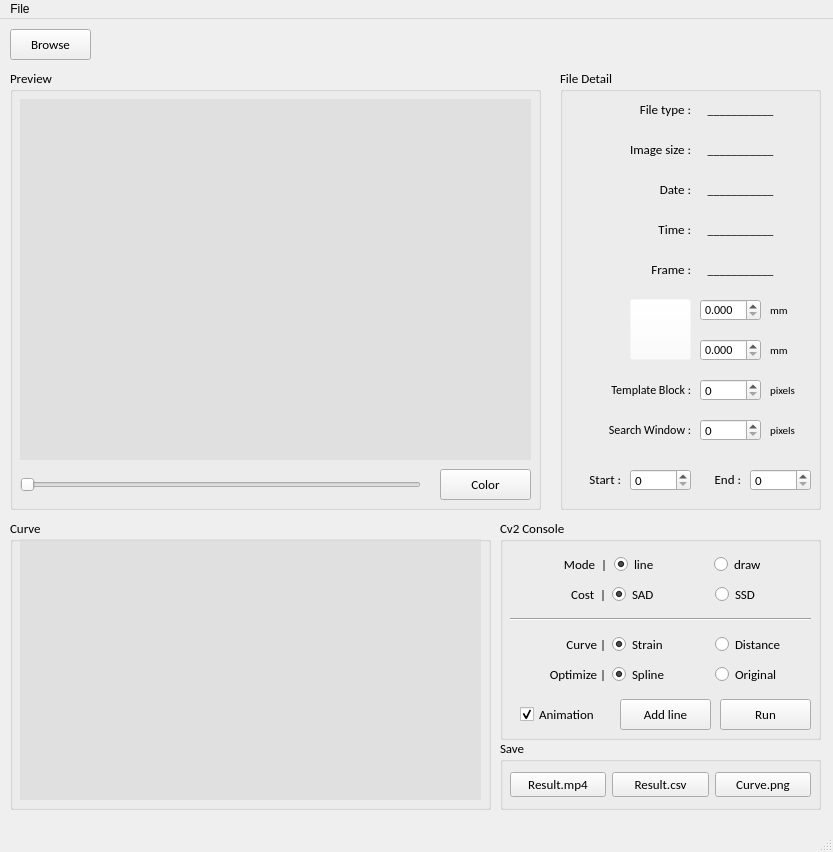
This is tool/main.ui in doraduan12/Speckle_Tracking as Qt 5 draws it before an edit. The edited form follows.
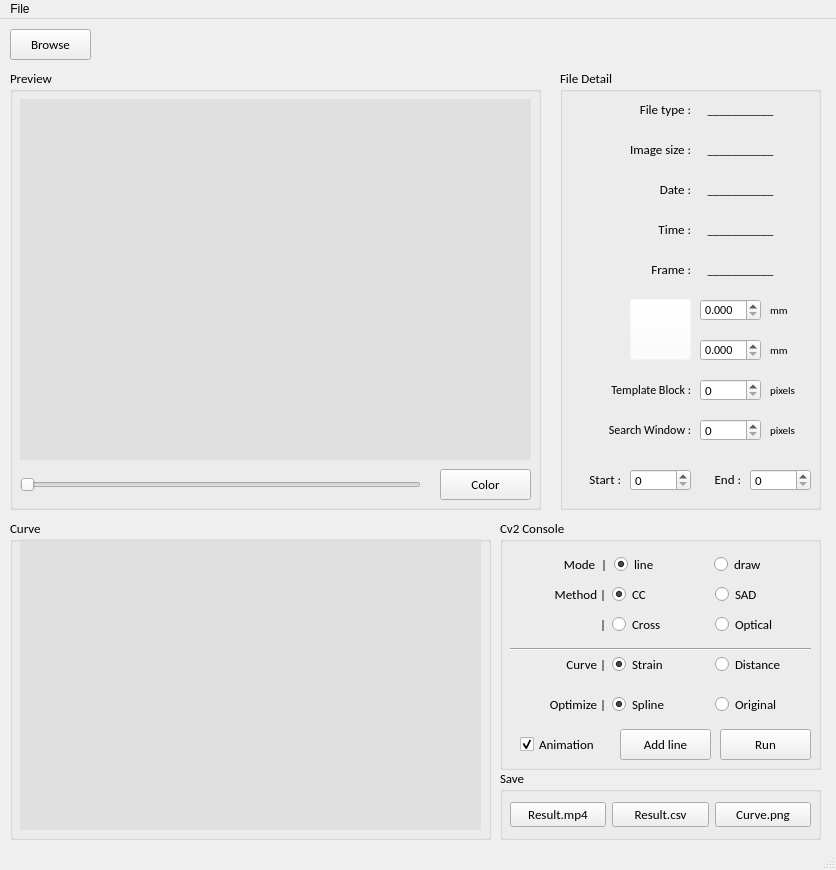
This is the edited form.

Commit message: 20200611 07:20 1. 新增 Correlation coefficient 2. 新增 Cross correlation 3. 新增 Optical flow

```diff
--- a/tool/main.ui
+++ b/tool/main.ui
@@ -6,8 +6,8 @@
    <rect>
     <x>0</x>
     <y>0</y>
-    <width>833</width>
-    <height>852</height>
+    <width>836</width>
+    <height>870</height>
    </rect>
   </property>
   <property name="windowTitle">
@@ -696,7 +696,7 @@
       <x>10</x>
       <y>500</y>
       <width>481</width>
-      <height>291</height>
+      <height>321</height>
      </rect>
     </property>
     <property name="font">
@@ -714,7 +714,7 @@
        <x>10</x>
        <y>20</y>
        <width>461</width>
-       <height>261</height>
+       <height>291</height>
       </rect>
      </property>
      <property name="font">
@@ -845,7 +845,7 @@
       <x>500</x>
       <y>500</y>
       <width>321</width>
-      <height>221</height>
+      <height>251</height>
      </rect>
     </property>
     <property name="font">
@@ -861,7 +861,7 @@
      <property name="geometry">
       <rect>
        <x>220</x>
-       <y>180</y>
+       <y>210</y>
        <width>91</width>
        <height>31</height>
       </rect>
@@ -953,13 +953,31 @@
       <item>
        <widget class="QLabel" name="label_model_3">
         <property name="text">
-         <string>Cost  |</string>
+         <string>Method |</string>
         </property>
         <property name="alignment">
          <set>Qt::AlignRight|Qt::AlignTrailing|Qt::AlignVCenter</set>
         </property>
        </widget>
       </item>
+      <item>
+       <widget class="QRadioButton" name="radioButton_CC">
+        <property name="font">
+         <font>
+          <pointsize>10</pointsize>
+         </font>
+        </property>
+        <property name="text">
+         <string>CC</string>
+        </property>
+        <property name="checked">
+         <bool>true</bool>
+        </property>
+        <attribute name="buttonGroup">
+         <string notr="true">buttonGroup</string>
+        </attribute>
+       </widget>
+      </item>
       <item>
        <widget class="QRadioButton" name="radioButton_SAD">
         <property name="font">
@@ -971,20 +989,11 @@
          <string>SAD</string>
         </property>
         <property name="checked">
-         <bool>true</bool>
+         <bool>false</bool>
         </property>
-       </widget>
-      </item>
-      <item>
-       <widget class="QRadioButton" name="radioButton_SSD">
-        <property name="font">
-         <font>
-          <pointsize>10</pointsize>
-         </font>
-        </property>
-        <property name="text">
-         <string>SSD</string>
-        </property>
+        <attribute name="buttonGroup">
+         <string notr="true">buttonGroup</string>
+        </attribute>
        </widget>
       </item>
      </layout>
@@ -996,7 +1005,7 @@
      <property name="geometry">
       <rect>
        <x>20</x>
-       <y>180</y>
+       <y>210</y>
        <width>121</width>
        <height>31</height>
       </rect>
@@ -1008,27 +1017,11 @@
       <bool>true</bool>
      </property>
     </widget>
-    <widget class="QLabel" name="label_NULL">
-     <property name="geometry">
-      <rect>
-       <x>10</x>
-       <y>60</y>
-       <width>74</width>
-       <height>29</height>
-      </rect>
-     </property>
-     <property name="text">
-      <string/>
-     </property>
-     <property name="alignment">
-      <set>Qt::AlignRight|Qt::AlignTrailing|Qt::AlignVCenter</set>
-     </property>
-    </widget>
     <widget class="Line" name="line">
      <property name="geometry">
       <rect>
        <x>10</x>
-       <y>90</y>
+       <y>120</y>
        <width>301</width>
        <height>21</height>
       </rect>
@@ -1041,9 +1034,9 @@
      <property name="geometry">
       <rect>
        <x>10</x>
-       <y>100</y>
+       <y>130</y>
        <width>301</width>
-       <height>111</height>
+       <height>141</height>
       </rect>
      </property>
      <property name="currentIndex">
@@ -1054,7 +1047,7 @@
        <property name="geometry">
         <rect>
          <x>0</x>
-         <y>10</y>
+         <y>0</y>
          <width>301</width>
          <height>31</height>
         </rect>
@@ -1201,6 +1194,64 @@
       </widget>
      </widget>
     </widget>
+    <widget class="QWidget" name="horizontalLayoutWidget_17">
+     <property name="geometry">
+      <rect>
+       <x>10</x>
+       <y>90</y>
+       <width>301</width>
+       <height>31</height>
+      </rect>
+     </property>
+     <layout class="QHBoxLayout" name="horizontalLayout_cost_4">
+      <item>
+       <widget class="QLabel" name="label_model_7">
+        <property name="text">
+         <string>|</string>
+        </property>
+        <property name="alignment">
+         <set>Qt::AlignRight|Qt::AlignTrailing|Qt::AlignVCenter</set>
+        </property>
+       </widget>
+      </item>
+      <item>
+       <widget class="QRadioButton" name="radioButton_Cross">
+        <property name="font">
+         <font>
+          <pointsize>10</pointsize>
+         </font>
+        </property>
+        <property name="text">
+         <string>Cross</string>
+        </property>
+        <property name="checked">
+         <bool>false</bool>
+        </property>
+        <attribute name="buttonGroup">
+         <string notr="true">buttonGroup</string>
+        </attribute>
+       </widget>
+      </item>
+      <item>
+       <widget class="QRadioButton" name="radioButton_Optical">
+        <property name="font">
+         <font>
+          <pointsize>10</pointsize>
+         </font>
+        </property>
+        <property name="text">
+         <string>Optical</string>
+        </property>
+        <property name="checked">
+         <bool>false</bool>
+        </property>
+        <attribute name="buttonGroup">
+         <string notr="true">buttonGroup</string>
+        </attribute>
+       </widget>
+      </item>
+     </layout>
+    </widget>
     <zorder>stackedWidget_mode</zorder>
     <zorder>btn_run</zorder>
     <zorder>horizontalLayoutWidget</zorder>
@@ -1213,7 +1264,7 @@
     <property name="geometry">
      <rect>
       <x>500</x>
-      <y>720</y>
+      <y>750</y>
       <width>321</width>
       <height>71</height>
      </rect>
@@ -1431,7 +1482,7 @@
     <rect>
      <x>0</x>
      <y>0</y>
-     <width>833</width>
+     <width>836</width>
      <height>25</height>
     </rect>
    </property>
```
Left out of the diff: 5 changed lines with no effect on the pictures. The commit also changes 5 other files.
